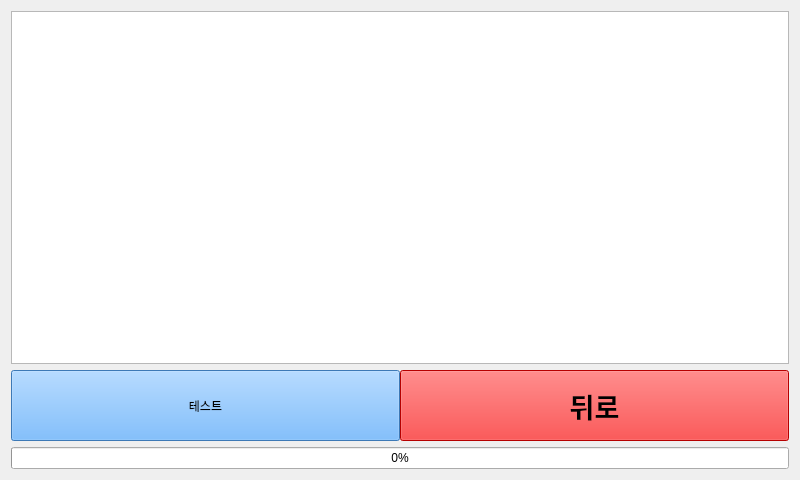
This is resources/ui/acne.ui in minmin5/pyqt as Qt 5 draws it before an edit. The edited form follows.
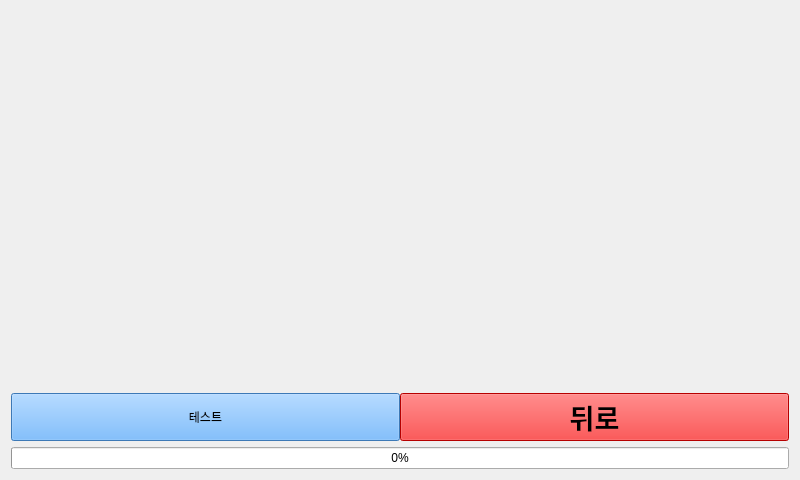
This is the edited form.

What changed in the file:
```diff
--- a/resources/ui/acne.ui
+++ b/resources/ui/acne.ui
@@ -25,7 +25,7 @@
   <property name="windowTitle">
    <string>여드름 스캔</string>
   </property>
-  <layout class="QGridLayout" name="gridLayout" rowstretch="5,1,0,0">
+  <layout class="QGridLayout" name="gridLayout" rowstretch="5,0,0,0">
    <item row="3" column="0">
     <widget class="QProgressBar" name="acne_progress_bar">
      <property name="sizePolicy">
@@ -39,16 +39,6 @@
      </property>
     </widget>
    </item>
-   <item row="0" column="0">
-    <widget class="QGraphicsView" name="acne_media">
-     <property name="sizePolicy">
-      <sizepolicy hsizetype="Expanding" vsizetype="Preferred">
-       <horstretch>0</horstretch>
-       <verstretch>0</verstretch>
-      </sizepolicy>
-     </property>
-    </widget>
-   </item>
    <item row="1" column="0">
     <layout class="QHBoxLayout" name="horizontalLayout" stretch="0,0">
      <property name="spacing">
@@ -102,6 +92,24 @@
      </item>
     </layout>
    </item>
+   <item row="0" column="0">
+    <widget class="QLabel" name="acne_media">
+     <property name="sizePolicy">
+      <sizepolicy hsizetype="Expanding" vsizetype="Expanding">
+       <horstretch>0</horstretch>
+       <verstretch>0</verstretch>
+      </sizepolicy>
+     </property>
+     <property name="font">
+      <font>
+       <stylestrategy>PreferDefault</stylestrategy>
+      </font>
+     </property>
+     <property name="text">
+      <string/>
+     </property>
+    </widget>
+   </item>
   </layout>
  </widget>
  <resources/>
```
